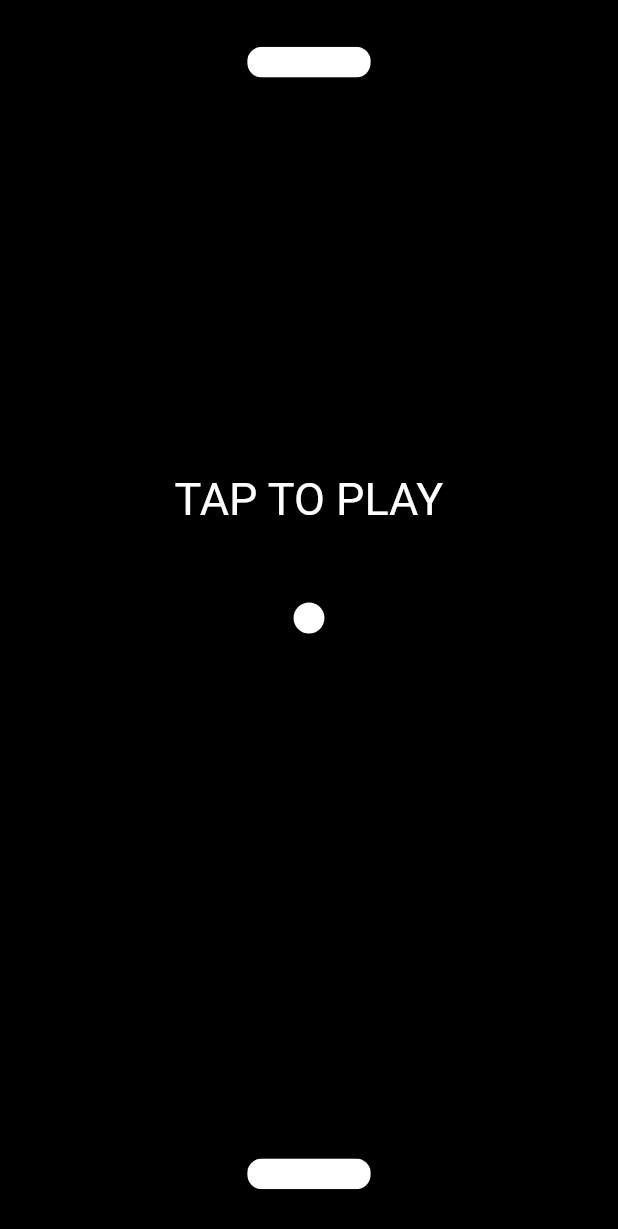
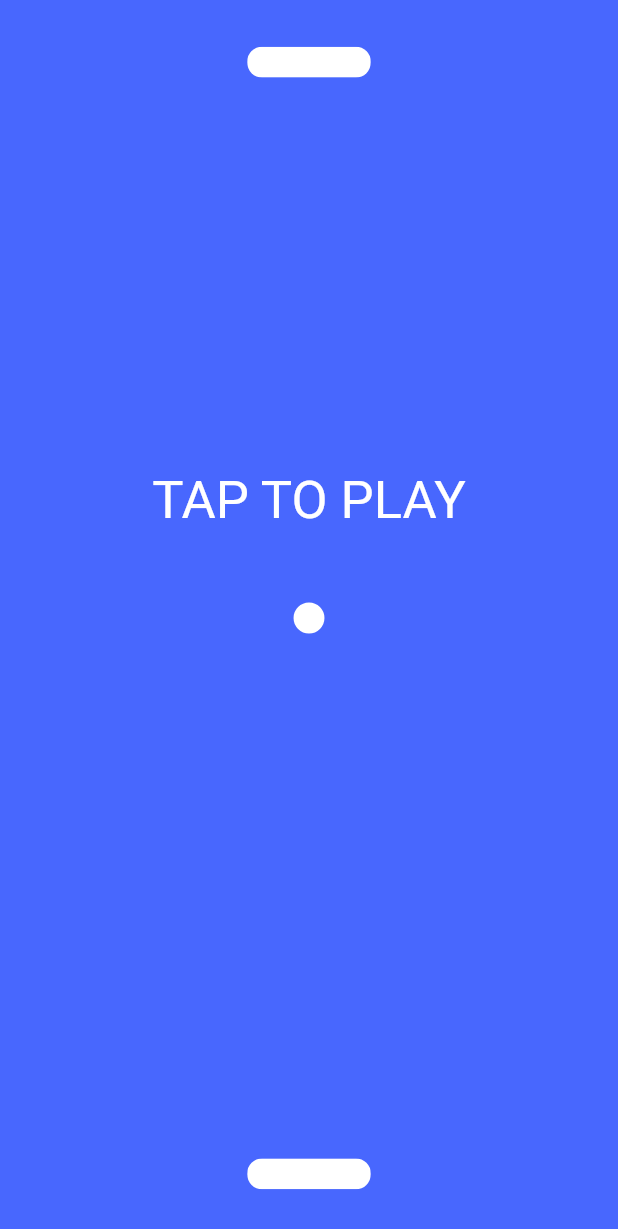
Before and after one commit to Daniel-Page/flutter-test, a Flutter app: the screen it shows after launch, on a phone screen of 412 x 824 dp. Shown: the top 1229 px of the screen. Run offline on Flutter 3.47's test engine with Material 2 defaults, Android fonts, the phone set to English and light mode, and no system bars; our stand-ins replace audioplayers.

Commit message:
Menu fixed

```diff
--- a/lib/coverscreen.dart
+++ b/lib/coverscreen.dart
@@ -11,7 +11,7 @@ class CoverScreen extends StatelessWidget {
         alignment: const Alignment(0, -0.2),
         child: Text(
           gameStarted ? '' : 'TAP TO PLAY',
-          style: const TextStyle(color: Colors.white, fontSize: 30),
+          style: const TextStyle(color: Colors.white, fontSize: 35),
         ));
   }
 }
--- a/lib/homepage.dart
+++ b/lib/homepage.dart
@@ -42,7 +42,9 @@ class _HomePage extends State<HomePage> {
   bool gameHasStarted = false;
 
   void startGame() {
+    if (!gameHasStarted) {
       gameHasStarted = true;
+      initSound();
       Timer.periodic(const Duration(milliseconds: 1), (timer) {
         // update direction
         updateDirection();
@@ -65,6 +67,7 @@ class _HomePage extends State<HomePage> {
           resetGame();
         }
       });
+    }
   }
 
   void moveEnemy() {
@@ -165,10 +168,9 @@ class _HomePage extends State<HomePage> {
             moveRight(0.05);
           }
         },
-        child: GestureDetector(
-            onTap: startGame,
-            child: Scaffold(
-                backgroundColor: Colors.black,
+        child: Stack(children: [
+          Scaffold(
+              backgroundColor: Color.fromARGB(255, 72, 103, 254),
               body: Center(
                   child: Stack(
                 children: [
@@ -192,14 +194,34 @@ class _HomePage extends State<HomePage> {
                   //     alignment: Alignment(playerX, 0.9 + 0.003),
                   //     child:
                   //         Container(width: 2, height: 20, color: Colors.red)),
+                ],
+              ))),
+          Container(
+              alignment: Alignment(-1, 1),
+              child: Container(
+                width: MediaQuery.of(context).size.width / 2,
+                height: MediaQuery.of(context).size.height / 1,
+                // color: Color.fromARGB(114, 255, 0, 0),
+                child: GestureDetector(
+                  behavior: HitTestBehavior.opaque,
+                  onTap: startGame,
+                  onTapDown: (event) {
+                    isMovingLeft = true;
+                  },
+                  onTapUp: (event) {
+                    isMovingLeft = false;
+                  },
+                ),
+              )),
           Container(
               alignment: Alignment(1, 1),
               child: Container(
                 width: MediaQuery.of(context).size.width / 2,
-                          height: MediaQuery.of(context).size.height / 2,
-                          // color: Color.fromARGB(50, 66, 142, 78),
+                height: MediaQuery.of(context).size.height / 1,
+                // color: Color.fromARGB(49, 0, 255, 38),
                 child: GestureDetector(
-                            behavior: HitTestBehavior.opaque,
+                  behavior: HitTestBehavior.translucent,
+                  onTap: startGame,
                   onTapDown: (event) {
                     isMovingRight = true;
                   },
@@ -208,23 +230,6 @@ class _HomePage extends State<HomePage> {
                   },
                 ),
               )),
-                    Container(
-                        alignment: Alignment(-1, 1),
-                        child: Container(
-                          width: MediaQuery.of(context).size.width / 2,
-                          height: MediaQuery.of(context).size.height / 2,
-                          // color: Color.fromARGB(49, 255, 0, 0),
-                          child: GestureDetector(
-                            behavior: HitTestBehavior.opaque,
-                            onTapDown: (event) {
-                              isMovingLeft = true;
-                            },
-                            onTapUp: (event) {
-                              isMovingLeft = false;
-                            },
-                          ),
-                        )),
-                  ],
-                )))));
+        ]));
   }
 }
```
Also changed, not shown: 1 other file. Lines whose indentation alone changed are shown as unchanged.
